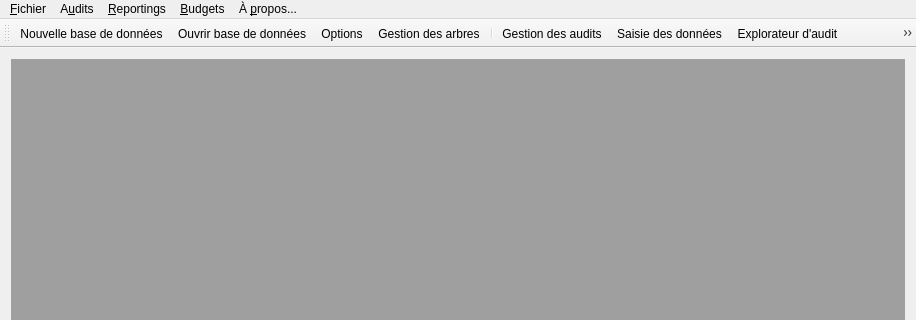
First picture: the form in mainwindow.ui, repository GiPiLab/ProtonClassicSuite, before the edit; both pictures show x 0 to 916 and y 0 to 320 of the 916 by 541 pixel window.
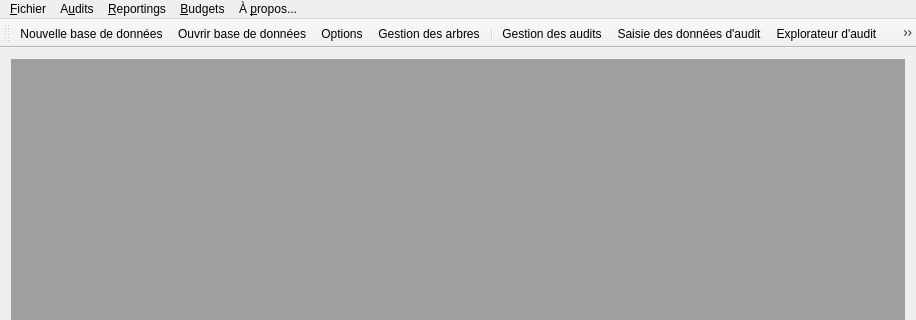
Second picture: the form after the edit. Icons and pictures are not drawn.

Patch:
```diff
--- a/mainwindow.ui
+++ b/mainwindow.ui
@@ -167,7 +167,7 @@
      <normaloff>:/icons/icons/table_edit.png</normaloff>:/icons/icons/table_edit.png</iconset>
    </property>
    <property name="text">
-    <string>&amp;Saisie des données</string>
+    <string>&amp;Saisie des données d'audit</string>
    </property>
   </action>
   <action name="actionExploreAudits">
```
Left out of the diff: 2 changed lines with no effect on the pictures.
